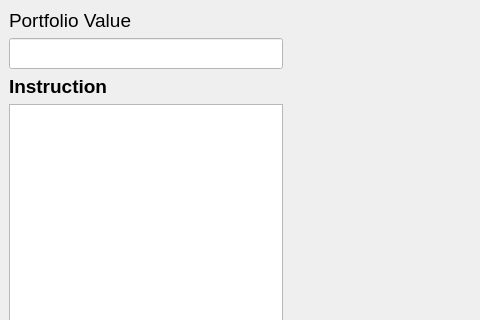
First picture: the form in simulation.ui, repository alfa-ryano/Brownian, before the edit; both pictures show x 0 to 480 and y 0 to 320 of the 1121 by 860 pixel window.
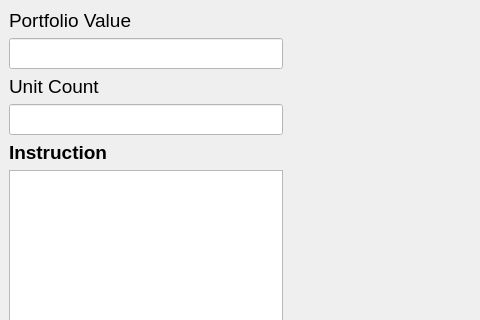
Second picture: the form after the edit.

Commit message: Add Benchmark Line

```diff
--- a/simulation.ui
+++ b/simulation.ui
@@ -59,8 +59,42 @@
           </property>
          </widget>
         </item>
+        <item>
+         <widget class="QLabel" name="labelPortofolioValueAmount_2">
+          <property name="font">
+           <font>
+            <pointsize>14</pointsize>
+           </font>
+          </property>
+          <property name="text">
+           <string>Unit Count</string>
+          </property>
+         </widget>
+        </item>
        </layout>
       </item>
+      <item>
+       <widget class="QLineEdit" name="edit_unit_count">
+        <property name="enabled">
+         <bool>true</bool>
+        </property>
+        <property name="font">
+         <font>
+          <pointsize>14</pointsize>
+         </font>
+        </property>
+        <property name="mouseTracking">
+         <bool>false</bool>
+        </property>
+        <property name="styleSheet">
+         <string notr="true">background-color: rgb(255, 255, 255);
+color: rgb(0, 0, 0);</string>
+        </property>
+        <property name="readOnly">
+         <bool>true</bool>
+        </property>
+       </widget>
+      </item>
       <item>
        <widget class="QLabel" name="labelPortofolioValueAmount_4">
         <property name="font">
```
Left out of the diff: 3 changed lines with no effect on the pictures. The commit also changes 1 other file.
